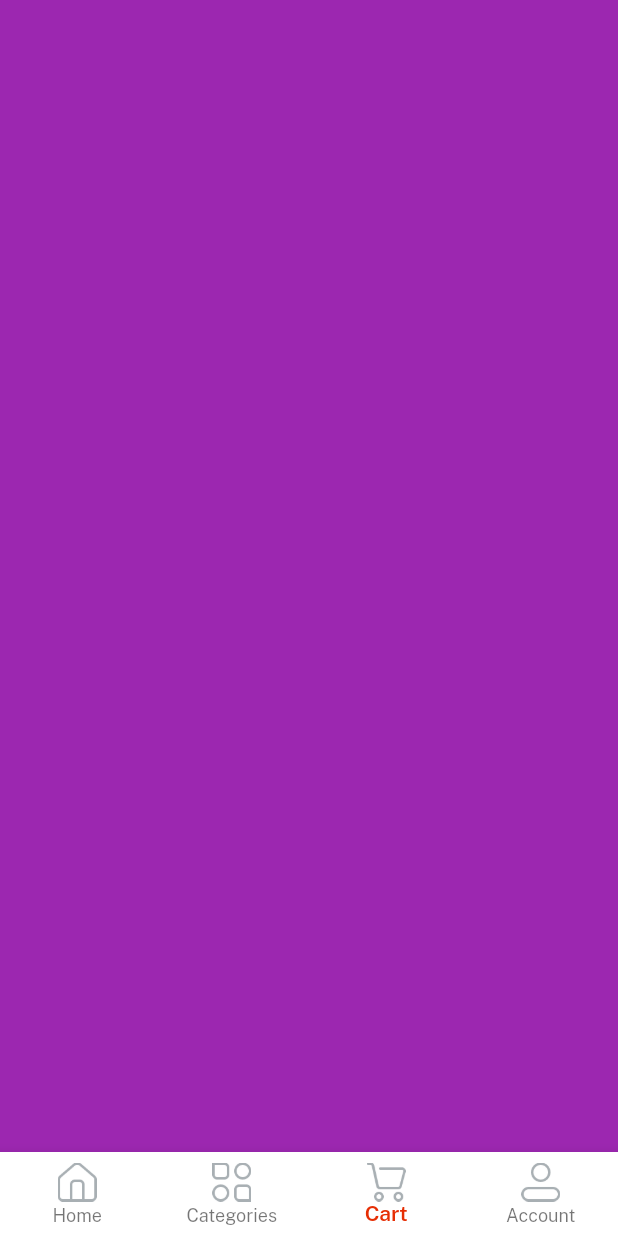
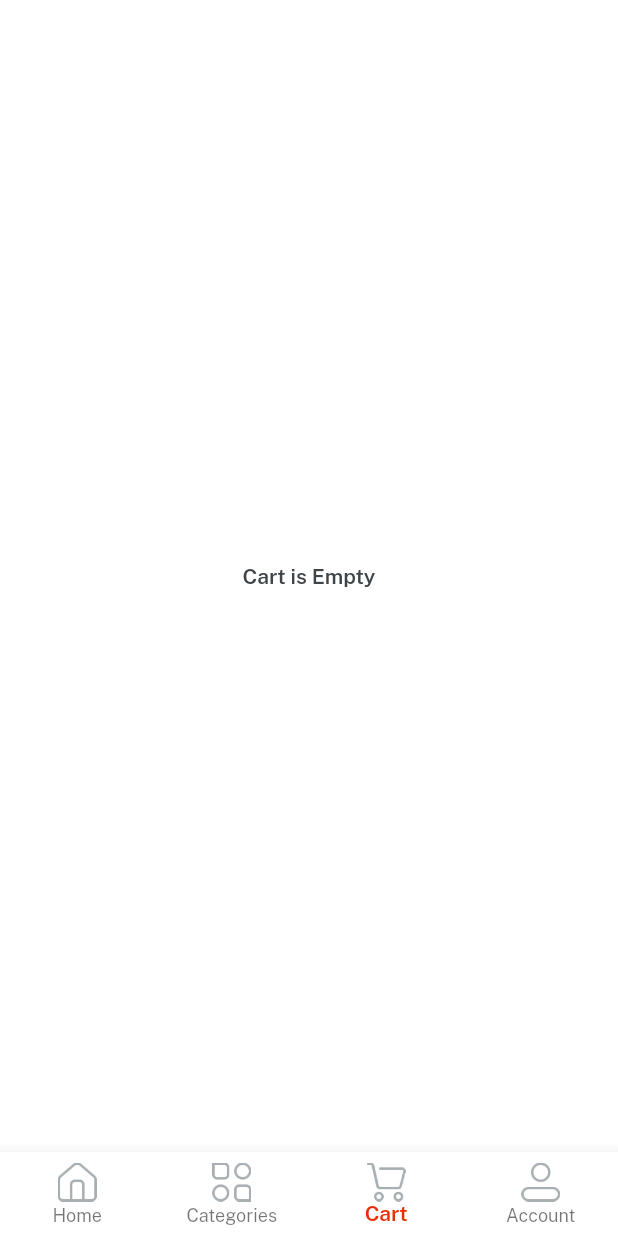
Before and after one commit to SwitU7Ronald/CC-Store, a Flutter app: the Home screen opened directly, item 3 of the bottom bar chosen, on a phone screen of 412 x 824 dp. Run offline on Flutter 3.47's test engine with Material 2 defaults, Android fonts, the phone set to English and light mode, and no system bars; our stand-ins replace get, velocity_x.

Commit message:
Create Cart Screen

```diff
--- a/lib/views/cart_screen/cart_screen.dart
+++ b/lib/views/cart_screen/cart_screen.dart
@@ -1,3 +1,4 @@
+import 'package:emart_app/consts/consts.dart';
 import 'package:flutter/material.dart';
 
 class CartScreen extends StatelessWidget {
@@ -5,6 +6,7 @@ class CartScreen extends StatelessWidget {
 
   @override
   Widget build(BuildContext context) {
-    return Container(color: Colors.purple,);
+    return Container(color: Colors.white,
+    child: "Cart is Empty".text.fontFamily(semibold).color(darkFontGrey).makeCentered(),);
   }
 }
```
